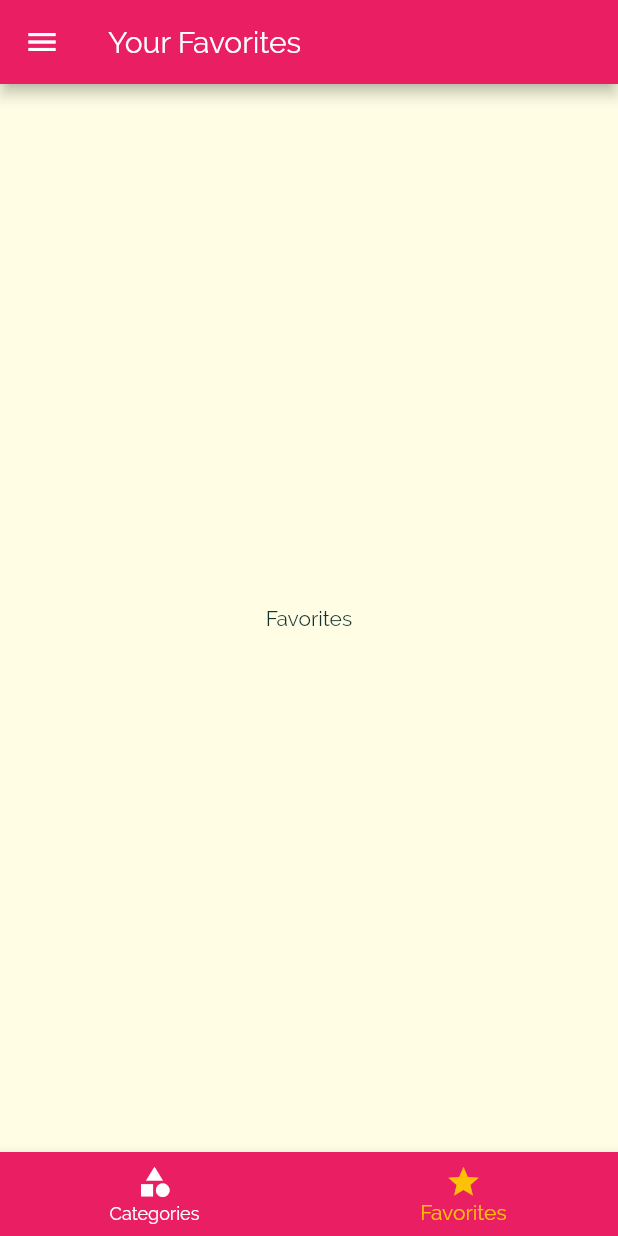
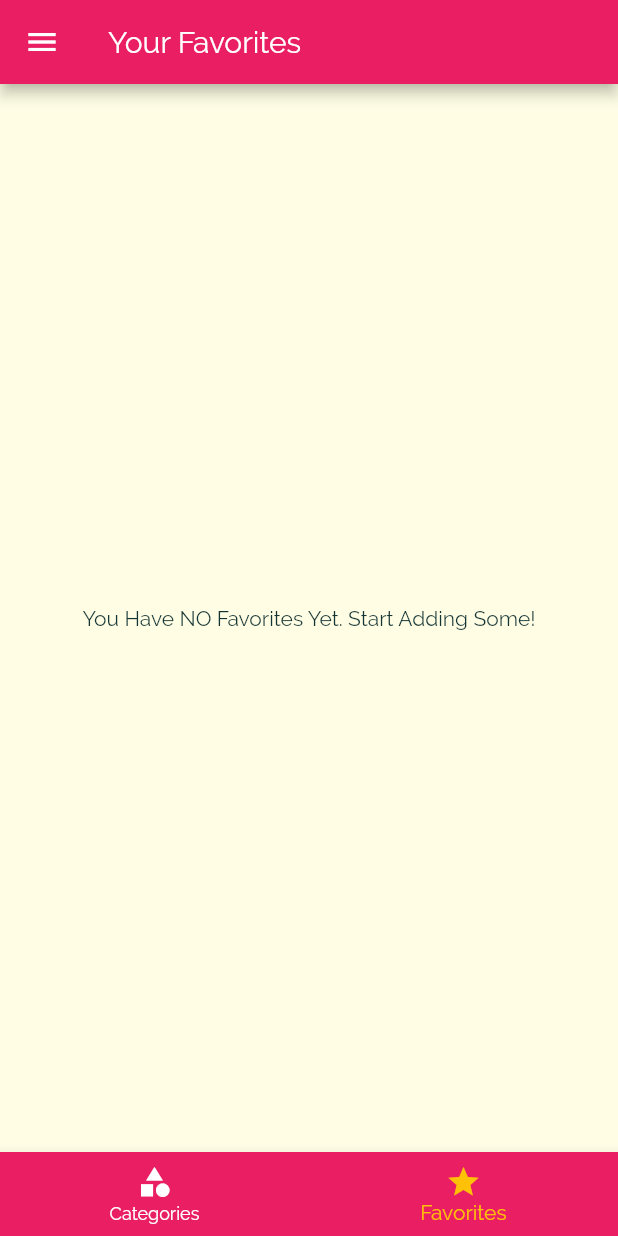
Before and after one commit to keitheyre/meals_app, a Flutter app: the screen it shows after launch, item 2 of the bottom bar chosen, on a phone screen of 412 x 824 dp. Run offline on Flutter 3.47's test engine with Material 2 defaults, Android fonts, the phone set to English and light mode, and no system bars.

Commit message:
Toggle Favorite now has been implemented into the code base

```diff
--- a/lib/main.dart
+++ b/lib/main.dart
@@ -45,7 +45,24 @@ class _MyAppState extends State<MyApp> {
     });
   }
 
+  //Add Meal to favorite list using mealID
+  void toggleFavorite(String mealID) {
+    final existingIndex =
+        _favoriteMeals.indexWhere((meal) => meal.id == mealID);
+
+    if (existingIndex >= 0) {
+      setState(() {
+        _favoriteMeals.removeAt(existingIndex);
+      });
+    } else {
+      setState(() {
+        _favoriteMeals.add(DUMMY_MEALS.firstWhere((meal) => meal.id == mealID));
+      });
+    }
+  }
+
   List<Meal> _availableMeals = DUMMY_MEALS;
+  List<Meal> _favoriteMeals = [];
 
   @override
   Widget build(BuildContext context) {
@@ -70,7 +87,7 @@ class _MyAppState extends State<MyApp> {
               ),
             ),
       ),
-      home: TabsScreen(),
+      home: TabsScreen(_favoriteMeals),
       routes: {
         CategoryMealsScreen.routeName: (ctx) =>
             CategoryMealsScreen(_availableMeals),
--- a/lib/screens/favorites_screen.dart
+++ b/lib/screens/favorites_screen.dart
@@ -1,10 +1,15 @@
 import 'package:flutter/material.dart';
+import 'package:meals_app/models/meal.dart';
 
 class FavoritesScreen extends StatelessWidget {
+  final List<Meal> favoriteMeals;
+
+  FavoritesScreen(this.favoriteMeals);
+
   @override
   Widget build(BuildContext context) {
     return Center(
-      child: Text('Favorites'),
+      child: Text('You Have NO Favorites Yet. Start Adding Some!'),
     );
   }
 }
--- a/lib/screens/tabs_screen.dart
+++ b/lib/screens/tabs_screen.dart
@@ -1,26 +1,36 @@
 import 'package:flutter/material.dart';
+import 'package:meals_app/models/meal.dart';
 import 'package:meals_app/screens/categories_screen.dart';
 import 'package:meals_app/screens/favorites_screen.dart';
 import 'package:meals_app/widgets/main_drawer.dart';
 
 class TabsScreen extends StatefulWidget {
+  final List<Meal> favoriteMeals;
+
+  TabsScreen(this.favoriteMeals);
+
   @override
   _TabsScreenState createState() => _TabsScreenState();
 }
 
 class _TabsScreenState extends State<TabsScreen> {
-  final List<Map<String, Object>> _pages = [
+  List<Map<String, Object>> _pages;
+  int _selectedPageIndex = 0;
+
+  @override
+  void initState() {
+    _pages = [
       {
         'page': CategoriesScreen(),
         'title': 'Categories',
       },
       {
-      'page': FavoritesScreen(),
+        'page': FavoritesScreen(widget.favoriteMeals),
         'title': 'Your Favorites',
       },
     ];
-
-  int _selectedPageIndex = 0;
+    super.initState();
+  }
 
   void _selectPage(int index) {
     setState(() {
```
Also changed, not shown: 2 other files. Lines whose indentation alone changed are shown as unchanged.
